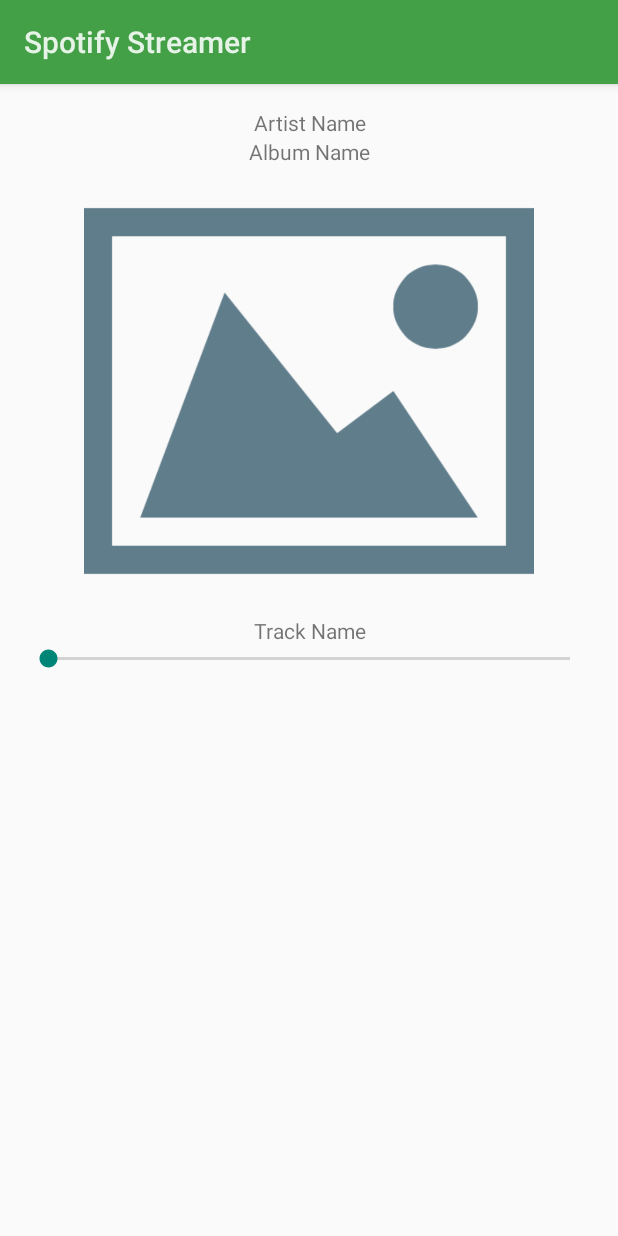
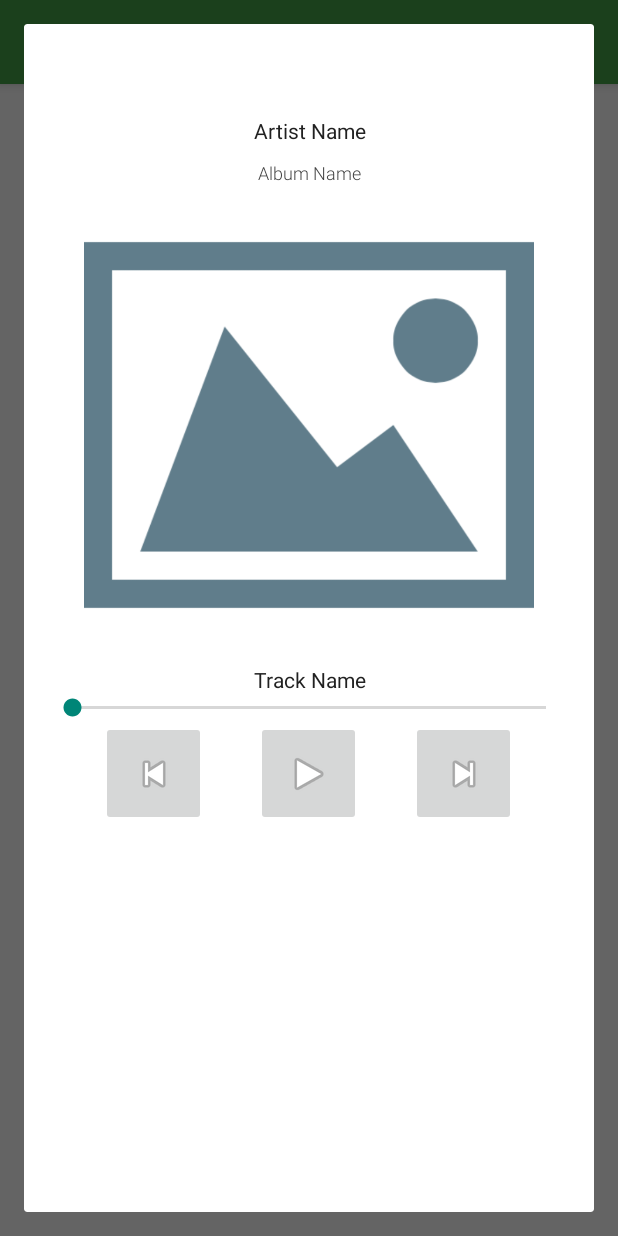
Before and after one commit to amha/SpotifyStreamer, an Android app: the fragment PlaybackFragment shown on its own in the app's theme, on a phone screen of 412 x 824 dp. Run offline under Robolectric (Android 15) with nearby library versions, the phone set to English and light mode, and no system bars; our stand-ins replace Picasso; pictures from the network do not load; 2 statements that could not run were skipped.

Commit message:
In order to setup "Previous" and "Next" functionality during playback, I'm passing trackList, a Parcelable ArrayList, to the PlaybackFragment. Also, refactored a number of fragments and activities to make the project easier to understand.

```diff
--- /dev/null
+++ b/app/src/main/java/amhamogus/com/spotifystreamer/activities/PlaybackActivity.java
@@ -0,0 +1,32 @@
+package amhamogus.com.spotifystreamer.activities;
+
+
+import android.content.Intent;
+import android.os.Bundle;
+import android.support.v4.app.FragmentActivity;
+import android.support.v4.app.FragmentTransaction;
+
+import java.util.ArrayList;
+
+import amhamogus.com.spotifystreamer.R;
+import amhamogus.com.spotifystreamer.fragments.PlaybackFragment;
+import amhamogus.com.spotifystreamer.model.MyTracks;
+
+public class PlaybackActivity extends FragmentActivity {
+
+    private PlaybackFragment fragment;
+    @Override
+    protected void onCreate(Bundle savedInstanceState) {
+        super.onCreate(savedInstanceState);
+        setContentView(R.layout.activity_track_playback);
+
+        Intent intent = getIntent();
+        String trackID = intent.getStringExtra("trackID");
+        ArrayList<MyTracks> trackList = intent.getParcelableArrayListExtra("trackList");
+
+        fragment = PlaybackFragment.newInstance(trackID, trackList);
+        FragmentTransaction transaction = getSupportFragmentManager().beginTransaction();
+        transaction.add(R.id.playback_fragment_holder, fragment, "tag");
+        transaction.commit();
+    }
+}
--- a/app/src/main/java/amhamogus/com/spotifystreamer/activities/TrackPlayback.java
+++ /dev/null
@@ -1,29 +0,0 @@
-package amhamogus.com.spotifystreamer.activities;
-
-
-import android.app.Activity;
-import android.app.FragmentTransaction;
-import android.content.Intent;
-import android.os.Bundle;
-
-import amhamogus.com.spotifystreamer.R;
-import amhamogus.com.spotifystreamer.fragments.TrackPlaybackFragment;
-
-public class TrackPlayback extends Activity {
-
-    private TrackPlaybackFragment fragment;
-    @Override
-    protected void onCreate(Bundle savedInstanceState) {
-        super.onCreate(savedInstanceState);
-        setContentView(R.layout.activity_track_playback);
-
-        Intent intent = getIntent();
-        String trackID = intent.getStringExtra("trackID");
-
-        fragment = TrackPlaybackFragment.newInstance(trackID);
-
-        FragmentTransaction transaction = getFragmentManager().beginTransaction();
-        transaction.replace(R.id.playback_fragment_holder, fragment, "tag");
-        transaction.commit();
-    }
-}
--- a/app/src/main/java/amhamogus/com/spotifystreamer/fragments/TrackPlaybackFragment.java
+++ b/app/src/main/java/amhamogus/com/spotifystreamer/fragments/PlaybackFragment.java
@@ -1,8 +1,8 @@
 package amhamogus.com.spotifystreamer.fragments;
 
-import android.app.Fragment;
 import android.os.AsyncTask;
 import android.os.Bundle;
+import android.support.v4.app.DialogFragment;
 import android.util.Log;
 import android.view.LayoutInflater;
 import android.view.View;
@@ -12,6 +12,8 @@ import android.widget.TextView;
 
 import com.squareup.picasso.Picasso;
 
+import java.util.ArrayList;
+
 import amhamogus.com.spotifystreamer.R;
 import amhamogus.com.spotifystreamer.model.MyTracks;
 import amhamogus.com.spotifystreamer.net.SpotifyRequest;
@@ -19,32 +21,34 @@ import amhamogus.com.spotifystreamer.net.SpotifyRequest;
 /**
  * A placeholder fragment containing a simple view.
  */
-public class TrackPlaybackFragment extends Fragment {
+public class PlaybackFragment extends DialogFragment {
 
-    private final String TAG = "PLAYBACK FRAGMENT";
-
-    private static final String TRACK = "trackID";
+    private static final String TRACK_PARAM = "trackID";
+    private static final String TRACK_LIST_PARAM = "trackList";
     private static String currentTrackID;
 
     private TextView albumName;
     private TextView artistName;
     private TextView trackName;
     private ImageView trackImage;
+    private ArrayList<MyTracks> trackList;
 
-    public static TrackPlaybackFragment newInstance(String trackID) {
+    public static PlaybackFragment newInstance(String trackID, ArrayList<MyTracks> trackList) {
         currentTrackID = trackID;
         Log.d("PLAYBACK FRAGMENT", "NEW INSTANCE TRACK ID = " + currentTrackID);
 
-        TrackPlaybackFragment fragment = new TrackPlaybackFragment();
+        PlaybackFragment fragment = new PlaybackFragment();
 
         Bundle args = new Bundle();
-        args.putString(TRACK, trackID);
+        args.putString(TRACK_PARAM, trackID);
+        args.putParcelableArrayList(TRACK_LIST_PARAM, trackList);
+
+        Log.d("PLAYBACK_FRAGMENT", "Track List Size:"+ trackList.get(0).toString());
         fragment.setArguments(args);
-
         return fragment;
     }
 
-    public TrackPlaybackFragment() {
+    public PlaybackFragment() {
     }
 
     @Override
--- a/app/src/main/res/layout/activity_top_tracks.xml
+++ b/app/src/main/res/layout/activity_top_tracks.xml
@@ -6,7 +6,7 @@
     android:paddingLeft="@dimen/activity_horizontal_margin"
     android:paddingRight="@dimen/activity_horizontal_margin"
     android:paddingTop="@dimen/activity_vertical_margin"
-    tools:context="amhamogus.com.spotifystreamer.activities.TopTracks">
+    tools:context="amhamogus.com.spotifystreamer.activities.TopTracksActivity">
 
     <FrameLayout
         android:id="@+id/top_track_fragment_holder"
--- a/app/src/main/res/layout/fragment_track_playback.xml
+++ b/app/src/main/res/layout/fragment_track_playback.xml
@@ -1,5 +1,5 @@
-<RelativeLayout xmlns:android="http://schemas.android.com/apk/res/android"
-                xmlns:tools="http://schemas.android.com/tools"
+<RelativeLayout
+    xmlns:android="http://schemas.android.com/apk/res/android"
     android:layout_width="match_parent"
     android:layout_height="match_parent"
     android:paddingBottom="@dimen/activity_vertical_margin"
@@ -9,6 +9,7 @@
 
     <TextView
         android:id="@+id/playback_artist_name"
+        style="@style/primaryText"
         android:layout_width="match_parent"
         android:layout_height="wrap_content"
         android:gravity="center"
@@ -16,11 +17,13 @@
 
     <TextView
         android:id="@+id/playback_album_name"
+        style="@style/secondaryText"
         android:layout_width="match_parent"
         android:layout_height="wrap_content"
         android:layout_alignParentLeft="true"
         android:layout_alignParentStart="true"
         android:layout_below="@+id/playback_artist_name"
+        android:layout_marginTop="@dimen/playback_margin"
         android:gravity="center"
         android:text="@string/playback_album_name"/>
 
@@ -29,23 +32,62 @@
         android:layout_width="match_parent"
         android:layout_height="300dp"
         android:layout_below="@+id/playback_album_name"
+        android:layout_marginTop="@dimen/playback_margin"
         android:src="@drawable/default_album_art"/>
 
     <TextView
+        android:id="@+id/playback_track_name"
+        style="@style/primaryText"
         android:layout_width="match_parent"
         android:layout_height="wrap_content"
-        android:text="@string/playback_track_title"
+        android:layout_alignParentEnd="true"
+        android:layout_alignParentRight="true"
         android:layout_below="@+id/playback_image"
+        android:layout_marginTop="@dimen/playback_margin"
+        android:gravity="center"
+        android:text="@string/playback_track_title"/>
+
+    <SeekBar
+        android:id="@+id/seek_bar"
+        android:layout_width="match_parent"
+        android:layout_height="wrap_content"
         android:layout_alignParentLeft="true"
         android:layout_alignParentStart="true"
-        android:gravity="center"
-        android:id="@+id/playback_track_name"/>
+        android:layout_below="@+id/playback_track_name"/>
 
-    <SeekBar
+
+    <RelativeLayout
         android:layout_width="match_parent"
-        android:layout_height="wrap_content"
-        android:layout_below="@+id/playback_track_name"
-        android:layout_alignParentLeft="true"
-        android:layout_alignParentStart="true"/>
+        android:layout_height="match_parent"
+        android:layout_below="@+id/seek_bar">
+
+        <ImageButton
+            android:layout_width="@dimen/media_player_control"
+            android:layout_height="@dimen/media_player_control"
+            android:layout_alignParentTop="true"
+            android:layout_marginEnd="@dimen/playback_media_control_margin"
+            android:layout_marginRight="@dimen/playback_media_control_margin"
+            android:layout_toLeftOf="@+id/imageButton"
+            android:layout_toStartOf="@+id/imageButton"
+            android:src="@android:drawable/ic_media_previous"/>
+
+        <ImageButton
+            android:id="@+id/imageButton"
+            android:layout_width="@dimen/media_player_control"
+            android:layout_height="@dimen/media_player_control"
+            android:layout_alignParentTop="true"
+            android:layout_centerHorizontal="true"
+            android:src="@android:drawable/ic_media_play"/>
+
+        <ImageButton
+            android:layout_width="@dimen/media_player_control"
+            android:layout_height="@dimen/media_player_control"
+            android:layout_alignParentTop="true"
+            android:layout_marginLeft="@dimen/playback_media_control_margin"
+            android:layout_marginStart="@dimen/playback_media_control_margin"
+            android:layout_toEndOf="@+id/imageButton"
+            android:layout_toRightOf="@+id/imageButton"
+            android:src="@android:drawable/ic_media_next"/>
+    </RelativeLayout>
 
 </RelativeLayout>
--- a/app/src/main/res/menu/menu_top_tracks.xml
+++ b/app/src/main/res/menu/menu_top_tracks.xml
@@ -1,6 +1,6 @@
 <menu xmlns:android="http://schemas.android.com/apk/res/android"
     xmlns:tools="http://schemas.android.com/tools"
-    tools:context="amhamogus.com.spotifystreamer.activities.TopTracks">
+    tools:context="amhamogus.com.spotifystreamer.activities.TopTracksActivity">
     <item
         android:id="@+id/action_settings"
         android:title="@string/action_settings"
--- a/app/src/main/res/menu/menu_track_playback.xml
+++ b/app/src/main/res/menu/menu_track_playback.xml
@@ -1,7 +1,7 @@
 <menu xmlns:android="http://schemas.android.com/apk/res/android"
       xmlns:app="http://schemas.android.com/apk/res-auto"
       xmlns:tools="http://schemas.android.com/tools"
-      tools:context="amhamogus.com.spotifystreamer.activities.TrackPlayback">
+      tools:context="amhamogus.com.spotifystreamer.activities.PlaybackActivity">
     <item android:id="@+id/action_settings"
           android:title="@string/action_settings"
           android:orderInCategory="100"
--- a/app/src/main/res/values/dimens.xml
+++ b/app/src/main/res/values/dimens.xml
@@ -18,4 +18,6 @@
 
     <!-- Track Playback -->
     <dimen name="media_player_control">70dp</dimen>
+    <dimen name="playback_margin">10dp</dimen>
+    <dimen name="playback_media_control_margin">33dp</dimen>
 </resources>
```
Also changed, not shown: app/src/main/AndroidManifest.xml (+4 -12 lines), app/src/main/java/amhamogus/com/spotifystreamer/activities/TopTracksActivity.java (renamed from app/src/main/java/amhamogus/com/spotifystreamer/activities/TopTracks.java, +6 -1 lines), app/src/main/java/amhamogus/com/spotifystreamer/fragments/ArtistSearchFragment.java (+3 -10 lines), app/src/main/java/amhamogus/com/spotifystreamer/fragments/TopTracksFragment.java (+4 -3 lines), app/src/main/res/layout/activity_track_playback.xml (+9 -7 lines). Lines whose indentation alone changed are shown as unchanged.
